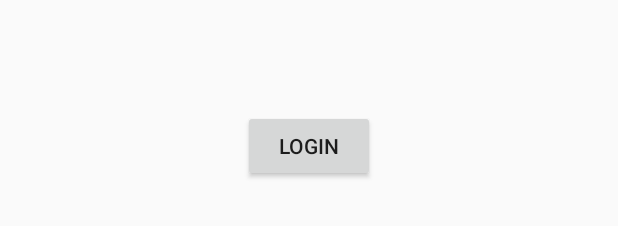
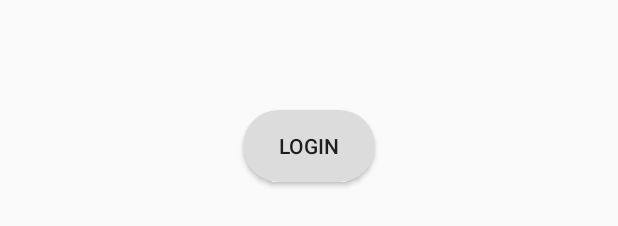
Before and after one commit to emilierobichaud1/DeltaHacks2020, an Android app: the layout activity_login.xml on its own in the app's theme, with its tools: preview values and no code run, on a phone screen of 412 x 824 dp. Shown: the part 923-1149 px from the top of the screen. Run offline under Robolectric (Android 15) with nearby library versions, the phone set to English and light mode, and no system bars.

Commit message:
Round buttons bitch

```diff
--- /dev/null
+++ b/app/src/main/res/drawable/button_rounded.xml
@@ -0,0 +1,9 @@
+<?xml version="1.0" encoding="utf-8"?>
+<shape xmlns:android="http://schemas.android.com/apk/res/android"
+    android:shape="rectangle">
+
+    <solid android:color="@color/Gray"/>
+    <corners android:radius="25dp"/>
+
+
+</shape>
--- a/app/src/main/res/layout/activity_login.xml
+++ b/app/src/main/res/layout/activity_login.xml
@@ -44,10 +44,13 @@
         android:layout_height="wrap_content"
         android:hint="@string/Button_Login"
         android:text="Login"
+        android:background="@drawable/button_rounded"
         app:layout_constraintBottom_toBottomOf="parent"
         app:layout_constraintEnd_toEndOf="parent"
         app:layout_constraintStart_toStartOf="parent"
         app:layout_constraintTop_toBottomOf="@+id/password_text" />
+
+
 
     <ImageView
         android:id="@+id/imageView"
--- a/app/src/main/res/values/colors.xml
+++ b/app/src/main/res/values/colors.xml
@@ -3,4 +3,5 @@
     <color name="colorPrimary">#008577</color>
     <color name="colorPrimaryDark">#00574B</color>
     <color name="colorAccent">#D81B60</color>
+    <color name="Gray">#DCDCDC</color>
 </resources>
```
